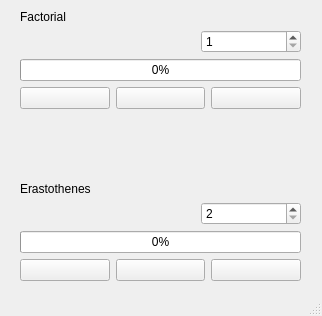
This is mainwindow.ui in RichterL/AK8PP-threads as Qt 5 draws it before an edit. The edited form follows.
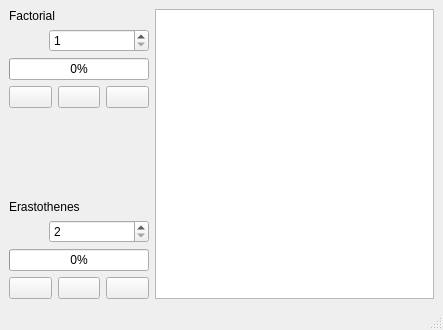
This is the edited form. Icons and pictures are not drawn.

The edit to the form file:
```diff
--- a/mainwindow.ui
+++ b/mainwindow.ui
@@ -6,8 +6,8 @@
    <rect>
     <x>0</x>
     <y>0</y>
-    <width>322</width>
-    <height>316</height>
+    <width>443</width>
+    <height>330</height>
    </rect>
   </property>
   <property name="sizePolicy">
@@ -20,16 +20,12 @@
    <string>MainWindow</string>
   </property>
   <widget class="QWidget" name="centralwidget">
-   <widget class="QWidget" name="verticalLayoutWidget">
-    <property name="geometry">
-     <rect>
-      <x>20</x>
-      <y>10</y>
-      <width>281</width>
-      <height>271</height>
-     </rect>
-    </property>
+   <layout class="QGridLayout" name="gridLayout">
+    <item row="0" column="0">
     <layout class="QVBoxLayout" name="verticalLayout">
+      <property name="sizeConstraint">
+       <enum>QLayout::SetDefaultConstraint</enum>
+      </property>
      <item>
       <layout class="QVBoxLayout" name="verticalLayout_4">
        <item>
@@ -69,7 +65,7 @@
             <number>1</number>
            </property>
            <property name="maximum">
-            <number>20</number>
+             <number>5000000</number>
            </property>
           </widget>
          </item>
@@ -265,7 +261,21 @@
       </layout>
      </item>
     </layout>
-   </widget>
+    </item>
+    <item row="0" column="1">
+     <widget class="QTextEdit" name="textEdit">
+      <property name="sizePolicy">
+       <sizepolicy hsizetype="Expanding" vsizetype="Expanding">
+        <horstretch>1</horstretch>
+        <verstretch>0</verstretch>
+       </sizepolicy>
+      </property>
+      <property name="readOnly">
+       <bool>true</bool>
+      </property>
+     </widget>
+    </item>
+   </layout>
   </widget>
   <widget class="QStatusBar" name="statusbar"/>
  </widget>
```
Lines whose indentation alone changed are shown as unchanged.
